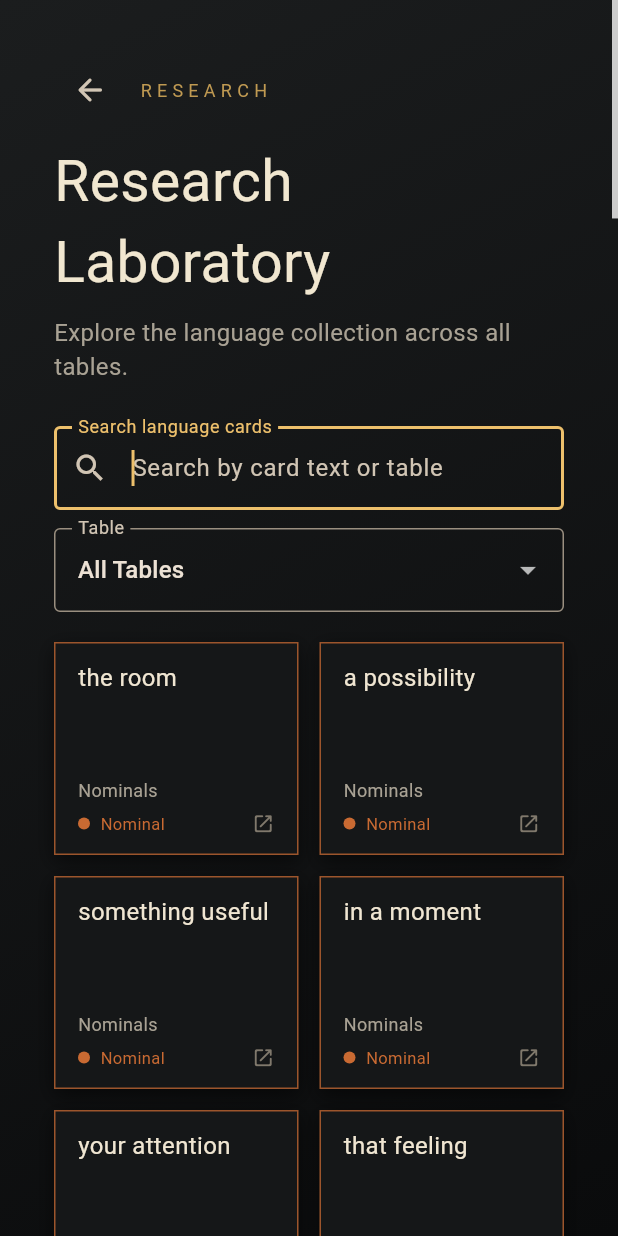
After one commit to sirxcott/Visual-Language-Castle, a Flutter app: the ResearchLaboratoryScreen screen opened directly, on a phone screen of 412 x 824 dp. The commit adds this screen. Run offline on Flutter 3.47's test engine with Material 3 defaults, Android fonts, the phone set to English and light mode, and no system bars; Roboto replaces fonts that are missing (Georgia).

Commit message:
Build Milestone 5 Research Laboratory

```diff
--- a/app/lib/screens/gallery_hub_screen.dart
+++ b/app/lib/screens/gallery_hub_screen.dart
@@ -2,6 +2,7 @@ import 'package:flutter/material.dart';
 
 import 'archive_screen.dart';
 import 'practice_room_screen.dart';
+import 'research_laboratory_screen.dart';
 
 class GalleryHubScreen extends StatelessWidget {
   const GalleryHubScreen({super.key});
@@ -57,6 +58,8 @@ class GalleryHubScreen extends StatelessWidget {
                                 ? () => Navigator.of(context).push(MaterialPageRoute<void>(builder: (_) => const PracticeRoomScreen()))
                               : destination.$1 == 'Archive'
                                 ? () => Navigator.of(context).push(MaterialPageRoute<void>(builder: (_) => const ArchiveScreen()))
+                              : destination.$1 == 'Research Laboratory'
+                                ? () => Navigator.of(context).push(MaterialPageRoute<void>(builder: (_) => const ResearchLaboratoryScreen()))
                                 : null,
                           );
                         },
--- /dev/null
+++ b/app/lib/screens/research_laboratory_screen.dart
@@ -0,0 +1,218 @@
+import 'package:flutter/material.dart';
+
+import '../data/language_tables.dart';
+import '../models/language_card.dart';
+
+class ResearchLaboratoryScreen extends StatefulWidget {
+  const ResearchLaboratoryScreen({super.key});
+
+  @override
+  State<ResearchLaboratoryScreen> createState() => _ResearchLaboratoryScreenState();
+}
+
+class _ResearchLaboratoryScreenState extends State<ResearchLaboratoryScreen> {
+  final TextEditingController _searchController = TextEditingController();
+  String _selectedTable = 'All Tables';
+
+  List<LanguageCard> get _allCards => [for (final table in languageTables) ...table.cards];
+
+  List<LanguageCard> get _filteredCards {
+    final query = _searchController.text.trim().toLowerCase();
+    return _allCards.where((card) {
+      final matchesTable = _selectedTable == 'All Tables' || card.tableName == _selectedTable;
+      final matchesSearch = query.isEmpty || card.text.toLowerCase().contains(query) || card.tableName.toLowerCase().contains(query);
+      return matchesTable && matchesSearch;
+    }).toList();
+  }
+
+  @override
+  void initState() {
+    super.initState();
+    _searchController.addListener(_updateResults);
+  }
+
+  @override
+  void dispose() {
+    _searchController
+      ..removeListener(_updateResults)
+      ..dispose();
+    super.dispose();
+  }
+
+  void _updateResults() => setState(() {});
+
+  void _showDetails(LanguageCard card) {
+    showDialog<void>(
+      context: context,
+      builder: (context) => AlertDialog(
+        backgroundColor: const Color(0xFF242627),
+        title: Text(card.text, style: const TextStyle(color: Color(0xFFF0E6D2), fontSize: 20)),
+        content: Column(
+          mainAxisSize: MainAxisSize.min,
+          crossAxisAlignment: CrossAxisAlignment.start,
+          children: [
+            _DetailLabel(label: 'TABLE', value: card.tableName),
+            const SizedBox(height: 16),
+            _DetailLabel(label: 'CATEGORY', value: card.category.label, color: card.category.color),
+            const SizedBox(height: 16),
+            _DetailLabel(label: 'REFERENCE NOTE', value: card.referenceNote.isEmpty ? 'No reference note supplied.' : card.referenceNote),
+          ],
+        ),
+        actions: [TextButton(onPressed: () => Navigator.pop(context), child: const Text('Close'))],
+      ),
+    );
+  }
+
+  @override
+  Widget build(BuildContext context) {
+    return Scaffold(
+      body: DecoratedBox(
+        decoration: const BoxDecoration(
+          gradient: LinearGradient(begin: Alignment.topLeft, end: Alignment.bottomRight, colors: [Color(0xFF1B1D1E), Color(0xFF0A0B0C)]),
+        ),
+        child: SafeArea(
+          child: Scrollbar(
+            thumbVisibility: true,
+            child: SingleChildScrollView(
+              padding: const EdgeInsets.all(36),
+              child: Center(
+                child: ConstrainedBox(
+                  constraints: const BoxConstraints(maxWidth: 980),
+                  child: Column(
+                    crossAxisAlignment: CrossAxisAlignment.start,
+                    children: [
+                    Row(
+                      children: [
+                        IconButton(tooltip: 'Return to Gallery Hall', onPressed: () => Navigator.of(context).pop(), icon: const Icon(Icons.arrow_back_rounded)),
+                        const SizedBox(width: 8),
+                        const Text('RESEARCH', style: TextStyle(color: Color(0xFFC09A52), fontSize: 12, letterSpacing: 3.5)),
+                      ],
+                    ),
+                    const SizedBox(height: 10),
+                    const Text('Research Laboratory', style: TextStyle(color: Color(0xFFF1E7D0), fontSize: 38)),
+                    const SizedBox(height: 8),
+                    const Text('Explore the language collection across all tables.', style: TextStyle(color: Color(0xFFA9A294), fontSize: 16)),
+                    const SizedBox(height: 28),
+                    _ResearchControls(
+                      searchController: _searchController,
+                      selectedTable: _selectedTable,
+                      onTableChanged: (value) => setState(() => _selectedTable = value),
+                    ),
+                    const SizedBox(height: 20),
+                    _buildResults(),
+                    ],
+                  ),
+                ),
+              ),
+            ),
+          ),
+        ),
+      ),
+    );
+  }
+
+  Widget _buildResults() {
+    final cards = _filteredCards;
+    if (cards.isEmpty) {
+      return const Center(
+        child: Text('No language cards match your search.', style: TextStyle(color: Color(0xFFAAA294), fontSize: 16)),
+      );
+    }
+    return GridView.builder(
+      key: const ValueKey('research-results'),
+      shrinkWrap: true,
+      physics: const NeverScrollableScrollPhysics(),
+      gridDelegate: const SliverGridDelegateWithMaxCrossAxisExtent(maxCrossAxisExtent: 320, mainAxisExtent: 142, crossAxisSpacing: 14, mainAxisSpacing: 14),
+      itemCount: cards.length,
+      itemBuilder: (context, index) {
+        final card = cards[index];
+        return _ResearchResultCard(card: card, onTap: () => _showDetails(card));
+      },
+    );
+  }
+}
+
+class _ResearchControls extends StatelessWidget {
+  const _ResearchControls({required this.searchController, required this.selectedTable, required this.onTableChanged});
+
+  final TextEditingController searchController;
+  final String selectedTable;
+  final ValueChanged<String> onTableChanged;
+
+  @override
+  Widget build(BuildContext context) {
+    return LayoutBuilder(
+      builder: (context, constraints) {
+        final search = TextField(
+          controller: searchController,
+          autofocus: true,
+          decoration: const InputDecoration(
+            labelText: 'Search language cards',
+            hintText: 'Search by card text or table',
+            prefixIcon: Icon(Icons.search),
+            border: OutlineInputBorder(),
+          ),
+        );
+        final filter = DropdownButtonFormField<String>(
+          initialValue: selectedTable,
+          isExpanded: true,
+          decoration: const InputDecoration(labelText: 'Table', border: OutlineInputBorder()),
+          items: ['All Tables', ...languageTables.map((table) => table.name)].map((table) => DropdownMenuItem(value: table, child: Text(table, maxLines: 1, overflow: TextOverflow.ellipsis))).toList(),
+          onChanged: (value) {
+            if (value != null) onTableChanged(value);
+          },
+        );
+        if (constraints.maxWidth < 620) {
+          return Column(children: [search, const SizedBox(height: 12), filter]);
+        }
+        return Row(children: [Expanded(child: search), const SizedBox(width: 14), SizedBox(width: 250, child: filter)]);
+      },
+    );
+  }
+}
+
+class _ResearchResultCard extends StatelessWidget {
+  const _ResearchResultCard({required this.card, required this.onTap});
+
+  final LanguageCard card;
+  final VoidCallback onTap;
+
+  @override
+  Widget build(BuildContext context) {
+    final color = card.category.color;
+    return Semantics(
+      button: true,
+      label: 'Open research details for ${card.text}',
+      child: InkWell(
+        onTap: onTap,
+        child: Container(
+          padding: const EdgeInsets.fromLTRB(15, 13, 15, 12),
+          decoration: BoxDecoration(color: const Color(0xFF151718), border: Border.all(color: color.withValues(alpha: 0.75)), boxShadow: const [BoxShadow(color: Colors.black54, blurRadius: 10, offset: Offset(0, 4))]),
+          child: Column(
+            crossAxisAlignment: CrossAxisAlignment.start,
+            children: [
+              Text(card.text, maxLines: 2, overflow: TextOverflow.ellipsis, style: const TextStyle(color: Color(0xFFF0E6D2), fontSize: 16, height: 1.25)),
+              const Spacer(),
+              Text(card.tableName, overflow: TextOverflow.ellipsis, style: const TextStyle(color: Color(0xFFA9A294), fontSize: 12)),
+              const SizedBox(height: 6),
+              Row(children: [Container(width: 8, height: 8, decoration: BoxDecoration(color: color, shape: BoxShape.circle)), const SizedBox(width: 7), Text(card.category.label, style: TextStyle(color: color, fontSize: 11)), const Spacer(), const Icon(Icons.open_in_new_rounded, size: 15, color: Color(0xFF80796C))]),
+            ],
+          ),
+        ),
+      ),
+    );
+  }
+}
+
+class _DetailLabel extends StatelessWidget {
+  const _DetailLabel({required this.label, required this.value, this.color});
+
+  final String label;
+  final String value;
+  final Color? color;
+
+  @override
+  Widget build(BuildContext context) {
+    return Column(crossAxisAlignment: CrossAxisAlignment.start, children: [Text(label, style: const TextStyle(color: Color(0xFFC09A52), fontSize: 10, letterSpacing: 1.5)), const SizedBox(height: 5), Text(value, style: TextStyle(color: color ?? const Color(0xFFE0D3B8), fontSize: 14, height: 1.35))]);
+  }
+}
```
